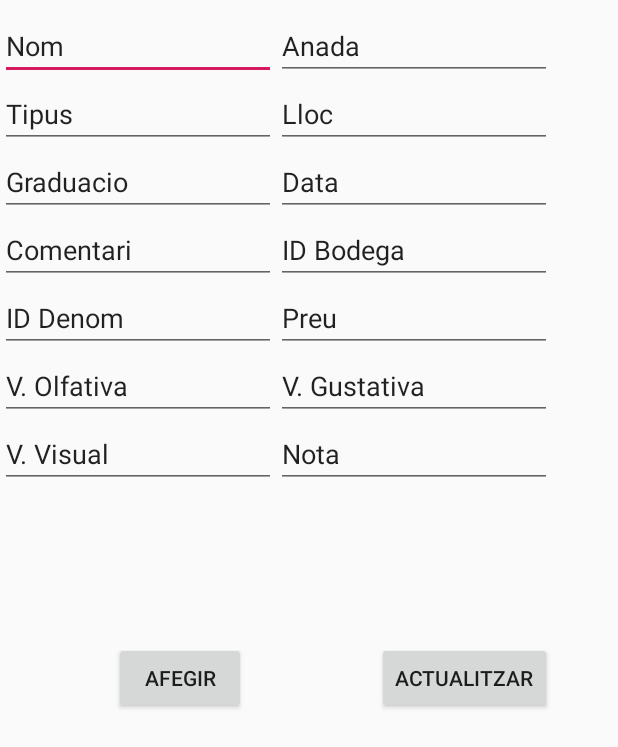
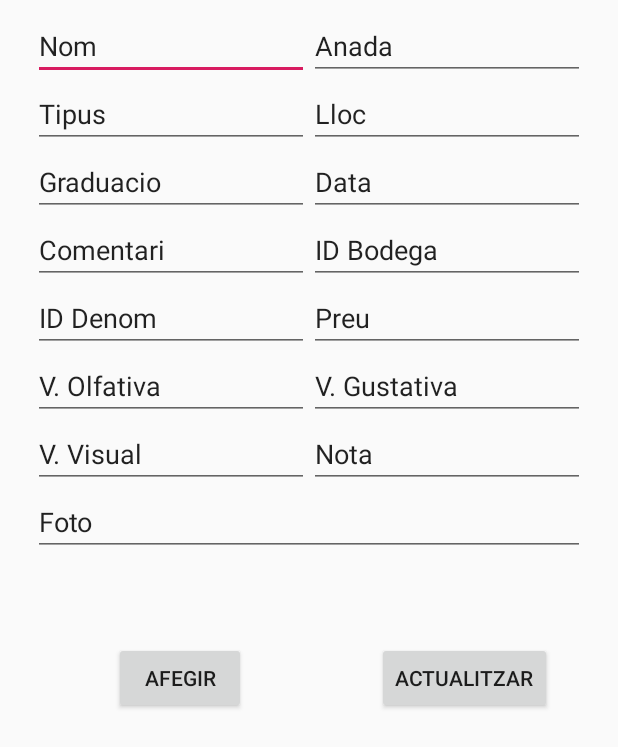
Before and after one commit to iespaucasesnoves/base-de-dades-app-DoubleTeiro, an Android app: the layout activity_edit.xml on its own in the app's theme, with its tools: preview values and no code run, on a phone screen of 412 x 824 dp. Shown: the top 747 px of the screen. Run offline under Robolectric (Android 15) with nearby library versions, the phone set to English and light mode, and no system bars.

Commit message:
Corregir update

```diff
--- a/app/src/main/java/com/example/alumne/appvino/DataSourceVi.java
+++ b/app/src/main/java/com/example/alumne/appvino/DataSourceVi.java
@@ -123,7 +123,7 @@ public class DataSourceVi {
         v.setData(cursor.getString(5));
         v.setComentari(cursor.getString(6));
         v.setIdBodega(cursor.getLong(7));
-        v.setIdBodega(cursor.getLong(8));
+        v.setIdDenominacio(cursor.getLong(8));
         v.setPreu(cursor.getFloat(9));
         v.setValOlfativa(cursor.getString(10));
         v.setValGustativa(cursor.getString(11));
--- a/app/src/main/res/layout/activity_edit.xml
+++ b/app/src/main/res/layout/activity_edit.xml
@@ -30,11 +30,16 @@
 
     <LinearLayout
         android:layout_width="368dp"
-        android:layout_height="342dp"
+        android:layout_height="413dp"
+        android:layout_marginStart="8dp"
+        android:layout_marginLeft="8dp"
         android:layout_marginTop="8dp"
+        android:layout_marginEnd="8dp"
+        android:layout_marginRight="8dp"
         android:orientation="vertical"
-        app:layout_constraintTop_toTopOf="parent"
-        tools:layout_editor_absoluteX="8dp">
+        app:layout_constraintEnd_toEndOf="parent"
+        app:layout_constraintStart_toStartOf="parent"
+        app:layout_constraintTop_toTopOf="parent">
 
         <LinearLayout
             android:layout_width="match_parent"
@@ -203,6 +208,15 @@
                 android:inputType="textPersonName"
                 android:text="Nota" />
         </LinearLayout>
+
+        <EditText
+            android:id="@+id/editFoto"
+            android:layout_width="match_parent"
+            android:layout_height="wrap_content"
+            android:ems="10"
+            android:inputType="textPersonName"
+            android:text="Foto" />
+
     </LinearLayout>
 
 </android.support.constraint.ConstraintLayout>
```
Also changed, not shown: app/src/main/AndroidManifest.xml (+6 -1 lines), app/src/main/java/com/example/alumne/appvino/EditActivity.java (+46 -16 lines), app/src/main/java/com/example/alumne/appvino/MainActivity.java (+4 -3 lines).
